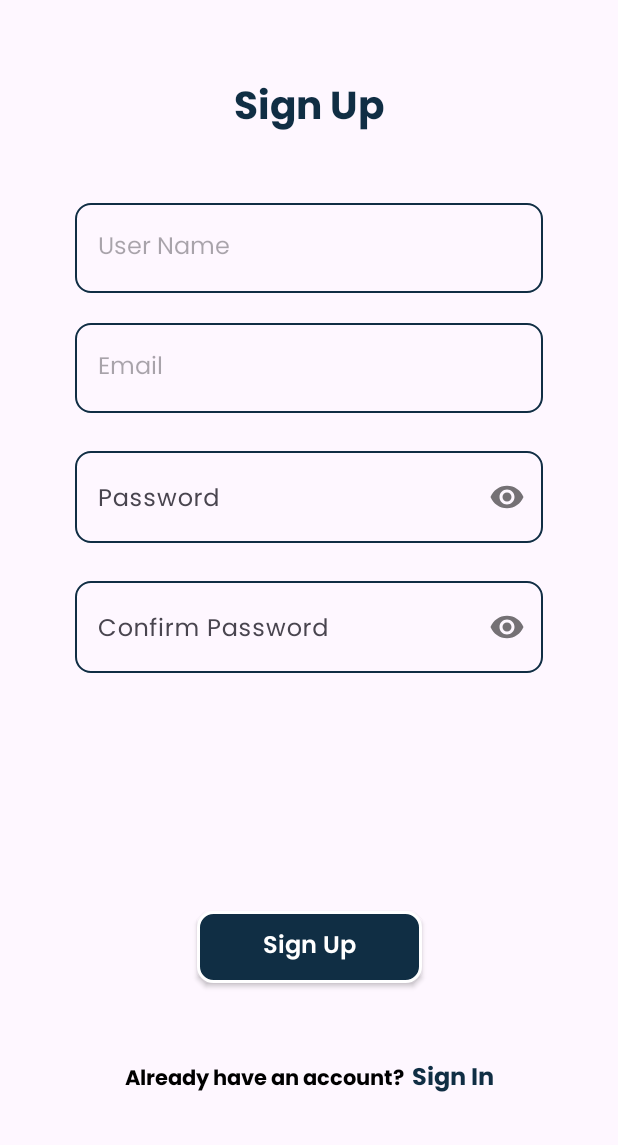
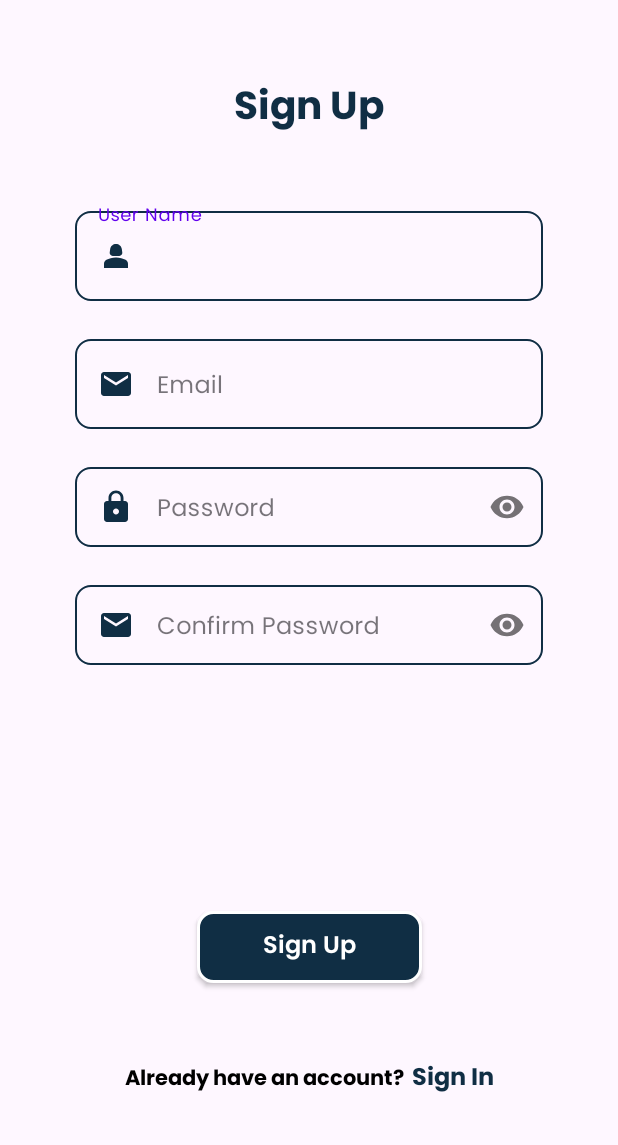
Before and after one commit to joymridha2004/TicTacToe-Online, an Android app: the Sign_Up_Activity screen opened directly, with no data from a screen before it, on a phone screen of 412 x 824 dp, the part 91-1236 px from its top. Run offline under Robolectric (Android 15) with nearby library versions, the phone set to English and light mode, and no system bars; our stand-ins replace Firebase (no records; nobody signed in at launch, a user with empty details on screens opened directly).

Commit message:
Fixed some bugs

```diff
--- a/app/src/main/java/com/example/tictactoe/Login_System_Activity/Forget_Password_Activity.java
+++ b/app/src/main/java/com/example/tictactoe/Login_System_Activity/Forget_Password_Activity.java
@@ -19,13 +19,14 @@ import android.widget.TextView;
 import com.example.tictactoe.R;
 import com.google.android.gms.tasks.OnCompleteListener;
 import com.google.android.gms.tasks.Task;
+import com.google.android.material.textfield.TextInputEditText;
 import com.google.firebase.auth.FirebaseAuth;
 
 public class Forget_Password_Activity extends AppCompatActivity {
 
     private TextView back;
     private Drawable errorIcon;
-    private EditText email;
+    private TextInputEditText email;
     private ProgressBar resetPasswordProgress;
     private TextView responseMassage;
     private Button resetPasswordButton;
--- a/app/src/main/java/com/example/tictactoe/Login_System_Activity/Sign_In_Activity.java
+++ b/app/src/main/java/com/example/tictactoe/Login_System_Activity/Sign_In_Activity.java
@@ -24,6 +24,7 @@ import com.example.tictactoe.Game_Activity.DashBoard_Activity;
 import com.example.tictactoe.R;
 import com.google.android.gms.tasks.OnCompleteListener;
 import com.google.android.gms.tasks.Task;
+import com.google.android.material.textfield.TextInputEditText;
 import com.google.firebase.auth.AuthResult;
 import com.google.firebase.auth.FirebaseAuth;
 import com.google.firebase.firestore.DocumentReference;
@@ -38,8 +39,8 @@ public class Sign_In_Activity extends AppCompatActivity {
     private TextView dontHaveAnAccount, Project_Link;
     private TextView resetPassword;
     private Drawable errorIcon;
-    private EditText email;
-    private EditText password;
+    private TextInputEditText email;
+    private TextInputEditText password;
     private Button signInButton;
     private ProgressBar signInProgress;
     private FirebaseAuth mAuth;
--- a/app/src/main/java/com/example/tictactoe/Login_System_Activity/Sign_Up_Activity.java
+++ b/app/src/main/java/com/example/tictactoe/Login_System_Activity/Sign_Up_Activity.java
@@ -19,6 +19,7 @@ import com.example.tictactoe.R;
 import com.google.android.gms.tasks.OnCompleteListener;
 import com.google.android.gms.tasks.OnFailureListener;
 import com.google.android.gms.tasks.Task;
+import com.google.android.material.textfield.TextInputEditText;
 import com.google.firebase.auth.AuthResult;
 import com.google.firebase.auth.FirebaseAuth;
 import com.google.firebase.firestore.FirebaseFirestore;
@@ -30,10 +31,10 @@ public class Sign_Up_Activity extends AppCompatActivity {
 
     private TextView alreadyHaveAnAccount, Project_Link;
     private Drawable errorIcon;
-    private EditText userName;
-    private EditText email;
-    private EditText password;
-    private EditText confirmPassword;
+    private TextInputEditText userName;
+    private TextInputEditText email;
+    private TextInputEditText password;
+    private TextInputEditText confirmPassword;
     private Button signUpButton;
     private FirebaseAuth mAuth;
     private ProgressBar signUpProgress;
--- /dev/null
+++ b/app/src/main/res/drawable/email.xml
@@ -0,0 +1,5 @@
+<vector android:height="24dp" android:tint="#102E44"
+    android:viewportHeight="24" android:viewportWidth="24"
+    android:width="24dp" xmlns:android="http://schemas.android.com/apk/res/android">
+    <path android:fillColor="@android:color/white" android:pathData="M20,4L4,4c-1.1,0 -1.99,0.9 -1.99,2L2,18c0,1.1 0.9,2 2,2h16c1.1,0 2,-0.9 2,-2L22,6c0,-1.1 -0.9,-2 -2,-2zM20,8l-8,5 -8,-5L4,6l8,5 8,-5v2z"/>
+</vector>
--- /dev/null
+++ b/app/src/main/res/drawable/password.xml
@@ -0,0 +1,5 @@
+<vector android:height="24dp" android:tint="#102E44"
+    android:viewportHeight="24" android:viewportWidth="24"
+    android:width="24dp" xmlns:android="http://schemas.android.com/apk/res/android">
+    <path android:fillColor="@android:color/white" android:pathData="M18,8h-1L17,6c0,-2.76 -2.24,-5 -5,-5S7,3.24 7,6v2L6,8c-1.1,0 -2,0.9 -2,2v10c0,1.1 0.9,2 2,2h12c1.1,0 2,-0.9 2,-2L20,10c0,-1.1 -0.9,-2 -2,-2zM12,17c-1.1,0 -2,-0.9 -2,-2s0.9,-2 2,-2 2,0.9 2,2 -0.9,2 -2,2zM15.1,8L8.9,8L8.9,6c0,-1.71 1.39,-3.1 3.1,-3.1 1.71,0 3.1,1.39 3.1,3.1v2z"/>
+</vector>
--- /dev/null
+++ b/app/src/main/res/drawable/person.xml
@@ -0,0 +1,6 @@
+<vector android:height="24dp" android:tint="#102E44"
+    android:viewportHeight="24" android:viewportWidth="24"
+    android:width="24dp" xmlns:android="http://schemas.android.com/apk/res/android">
+    <path android:fillColor="@android:color/white" android:pathData="M18.39,14.56C16.71,13.7 14.53,13 12,13c-2.53,0 -4.71,0.7 -6.39,1.56C4.61,15.07 4,16.1 4,17.22V20h16v-2.78C20,16.1 19.39,15.07 18.39,14.56z"/>
+    <path android:fillColor="@android:color/white" android:pathData="M9.78,12h4.44c1.21,0 2.14,-1.06 1.98,-2.26l-0.32,-2.45C15.57,5.39 13.92,4 12,4S8.43,5.39 8.12,7.29L7.8,9.74C7.64,10.94 8.57,12 9.78,12z"/>
+</vector>
--- a/app/src/main/res/layout/activity_sign_up.xml
+++ b/app/src/main/res/layout/activity_sign_up.xml
@@ -37,58 +37,75 @@
         app:layout_constraintTop_toBottomOf="@+id/Project_Link"
         tools:ignore="MissingConstraints" />
 
-    <EditText
+    <com.google.android.material.textfield.TextInputLayout
+        android:id="@+id/Sign_Up_Activity_User_Name_TIL"
+        style="@style/Widget.MaterialComponents.TextInputLayout.OutlinedBox.Dense"
+        android:layout_width="match_parent"
+        android:layout_height="wrap_content"
+        android:layout_marginStart="50dp"
+        android:layout_marginTop="40dp"
+        android:layout_marginEnd="50dp"
+        app:layout_constraintEnd_toEndOf="@+id/Sign_Up_TV"
+        app:layout_constraintStart_toStartOf="@+id/Sign_Up_TV"
+        app:layout_constraintTop_toBottomOf="@+id/Sign_Up_TV">
+
+        <com.google.android.material.textfield.TextInputEditText
             android:id="@+id/Sign_Up_Activity_User_Name_ET"
             android:layout_width="match_parent"
             android:layout_height="60dp"
-        android:layout_marginStart="50dp"
-        android:layout_marginTop="40dp"
-        android:layout_marginEnd="50dp"
             android:background="@drawable/edit_text_border_shape"
+            android:drawableStart="@drawable/person"
+            android:drawablePadding="15dp"
             android:fontFamily="@font/poppins"
             android:hint="@string/user_name"
             android:inputType="text"
             android:maxLength="20"
-        android:maxLines="1"
             android:paddingStart="15dp"
             android:textColor="@color/theme_color"
-        android:textSize="16sp"
-        app:layout_constraintEnd_toEndOf="@+id/Sign_Up_TV"
-        app:layout_constraintStart_toStartOf="@+id/Sign_Up_TV"
-        app:layout_constraintTop_toBottomOf="@+id/Sign_Up_TV"
-        tools:ignore="Autofill,MissingConstraints,RtlSymmetry" />
+            android:textSize="16sp" />
 
-    <EditText
+    </com.google.android.material.textfield.TextInputLayout>
+
+    <com.google.android.material.textfield.TextInputLayout
+        android:id="@+id/Sign_Up_Activity_Email_TIL"
+        style="@style/Widget.MaterialComponents.TextInputLayout.OutlinedBox.Dense"
+        android:layout_width="match_parent"
+        android:layout_height="wrap_content"
+        android:layout_marginStart="50dp"
+        android:layout_marginTop="20dp"
+        android:layout_marginEnd="50dp"
+        app:layout_constraintEnd_toEndOf="@+id/Sign_Up_Activity_User_Name_TIL"
+        app:layout_constraintStart_toStartOf="@+id/Sign_Up_Activity_User_Name_TIL"
+        app:layout_constraintTop_toBottomOf="@+id/Sign_Up_Activity_User_Name_TIL">
+
+        <com.google.android.material.textfield.TextInputEditText
             android:id="@+id/Sign_Up_Activity_Email_ET"
             android:layout_width="match_parent"
             android:layout_height="60dp"
-        android:layout_marginStart="50dp"
-        android:layout_marginTop="20dp"
-        android:layout_marginEnd="50dp"
             android:background="@drawable/edit_text_border_shape"
+            android:drawableStart="@drawable/email"
+            android:drawablePadding="15dp"
             android:fontFamily="@font/poppins"
             android:hint="@string/email"
             android:inputType="textEmailAddress"
-        android:maxLines="1"
             android:paddingStart="15dp"
             android:textColor="@color/theme_color"
-        android:textSize="16sp"
-        app:layout_constraintEnd_toEndOf="@+id/Sign_Up_Activity_User_Name_ET"
-        app:layout_constraintStart_toStartOf="@+id/Sign_Up_Activity_User_Name_ET"
-        app:layout_constraintTop_toBottomOf="@+id/Sign_Up_Activity_User_Name_ET"
-        tools:ignore="Autofill,MissingConstraints,RtlSymmetry" />
+            android:textSize="16sp" />
+
+    </com.google.android.material.textfield.TextInputLayout>
 
     <com.google.android.material.textfield.TextInputLayout
         android:id="@+id/passwordTextInputLayout"
+        style="@style/Widget.MaterialComponents.TextInputLayout.OutlinedBox.Dense"
         android:layout_width="match_parent"
         android:layout_height="wrap_content"
         android:layout_marginStart="50dp"
         android:layout_marginTop="20dp"
         android:layout_marginEnd="50dp"
         android:hint="@string/password"
-        app:layout_constraintEnd_toEndOf="@+id/Sign_Up_Activity_Email_ET"
-        app:layout_constraintStart_toStartOf="@+id/Sign_Up_Activity_Email_ET"
-        app:layout_constraintTop_toBottomOf="@+id/Sign_Up_Activity_Email_ET"
+        app:layout_constraintEnd_toEndOf="@+id/Sign_Up_Activity_Email_TIL"
+        app:layout_constraintStart_toStartOf="@+id/Sign_Up_Activity_Email_TIL"
+        app:layout_constraintTop_toBottomOf="@+id/Sign_Up_Activity_Email_TIL"
         app:passwordToggleEnabled="true">
 
         <com.google.android.material.textfield.TextInputEditText
@@ -96,9 +113,10 @@
             android:layout_width="match_parent"
             android:layout_height="wrap_content"
             android:background="@drawable/edit_text_border_shape"
+            android:drawableStart="@drawable/password"
+            android:drawablePadding="15dp"
             android:fontFamily="@font/poppins"
             android:inputType="textPassword"
-            android:maxLines="1"
             android:paddingStart="15dp"
             android:textColor="@color/theme_color"
             android:textSize="16sp" />
@@ -107,6 +125,7 @@
 
     <com.google.android.material.textfield.TextInputLayout
         android:id="@+id/confirmPasswordTextInputLayout"
+        style="@style/Widget.MaterialComponents.TextInputLayout.OutlinedBox.Dense"
         android:layout_width="match_parent"
         android:layout_height="wrap_content"
         android:layout_marginStart="50dp"
@@ -123,9 +142,10 @@
             android:layout_width="match_parent"
             android:layout_height="wrap_content"
             android:background="@drawable/edit_text_border_shape"
+            android:drawableStart="@drawable/email"
+            android:drawablePadding="15dp"
             android:fontFamily="@font/poppins"
             android:inputType="textPassword"
-            android:maxLines="1"
             android:paddingStart="15dp"
             android:textColor="@color/theme_color"
             android:textSize="16sp" />
```
Also changed, not shown: app/src/main/res/layout/activity_forget_password.xml (+25 -16 lines), app/src/main/res/layout/activity_sign_in.xml (+27 -17 lines). Lines whose indentation alone changed are shown as unchanged.
